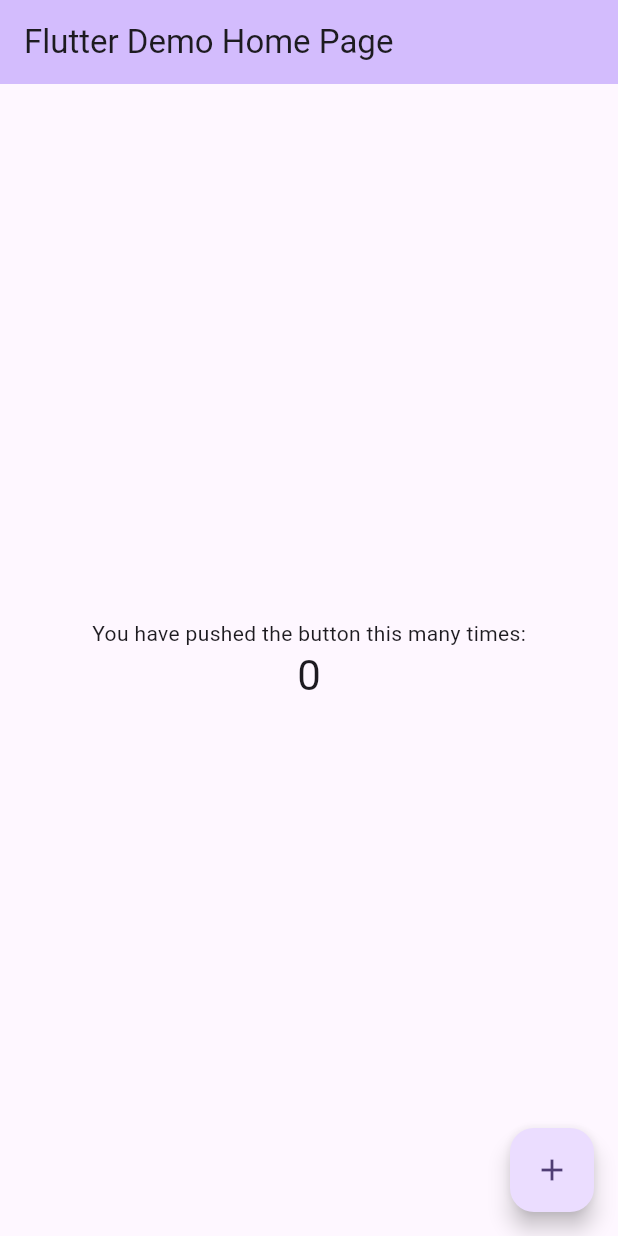
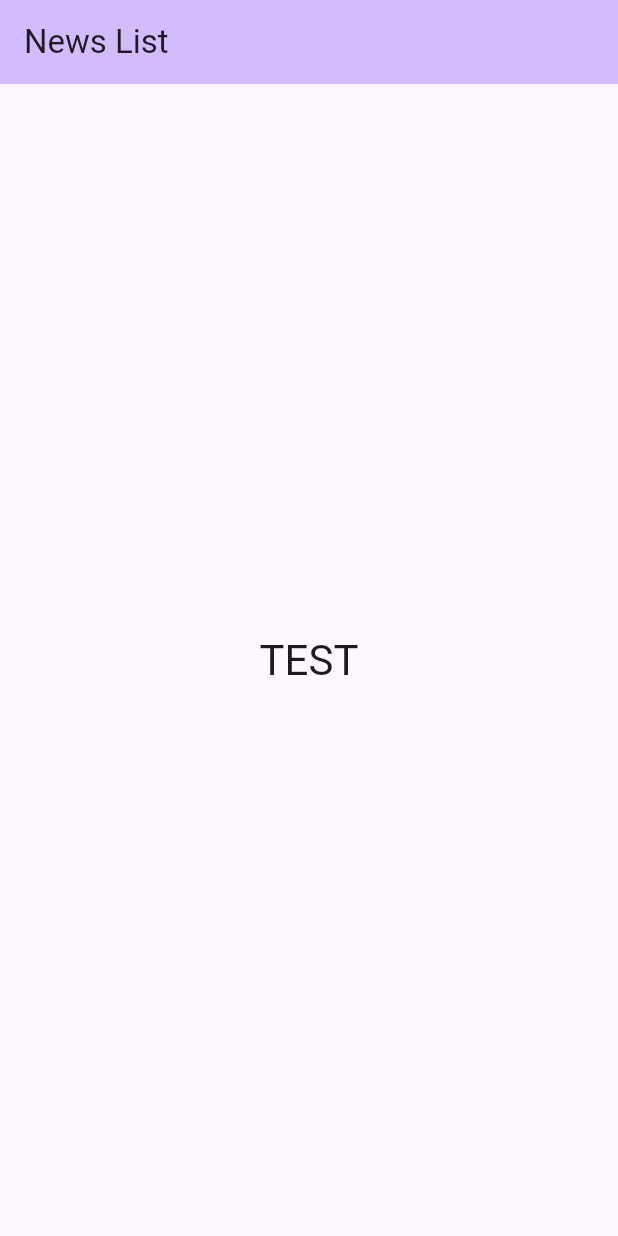
Before and after one commit to ayugohel/NewsApp_Flutter, a Flutter app: the screen it shows after launch, on a phone screen of 412 x 824 dp. Run offline on Flutter 3.47's test engine with Material 3 defaults, Android fonts, the phone set to English and light mode, and no system bars.

Commit message:
codebase setup

```diff
--- /dev/null
+++ b/lib/core/api_service.dart
@@ -0,0 +1,2 @@
+
+// api_service.dart
--- a/lib/main.dart
+++ b/lib/main.dart
@@ -1,4 +1,5 @@
 import 'package:flutter/material.dart';
+import 'package:news_app_flutter/views/news_list_screen.dart';
 
 void main() {
   runApp(const MyApp());
@@ -11,112 +12,11 @@ class MyApp extends StatelessWidget {
   @override
   Widget build(BuildContext context) {
     return MaterialApp(
-      title: 'Flutter Demo',
+      title: 'NewsApp',
       theme: ThemeData(
-        // This is the theme of your application.
-        //
-        // TRY THIS: Try running your application with "flutter run". You'll see
-        // the application has a purple toolbar. Then, without quitting the app,
-        // try changing the seedColor in the colorScheme below to Colors.green
-        // and then invoke "hot reload" (save your changes or press the "hot
-        // reload" button in a Flutter-supported IDE, or press "r" if you used
-        // the command line to start the app).
-        //
-        // Notice that the counter didn't reset back to zero; the application
-        // state is not lost during the reload. To reset the state, use hot
-        // restart instead.
-        //
-        // This works for code too, not just values: Most code changes can be
-        // tested with just a hot reload.
         colorScheme: ColorScheme.fromSeed(seedColor: Colors.deepPurple),
       ),
-      home: const MyHomePage(title: 'Flutter Demo Home Page'),
+      home: const NewsListScreen(title: 'News List'),
     );
   }
 }
-
-class MyHomePage extends StatefulWidget {
-  const MyHomePage({super.key, required this.title});
-
-  // This widget is the home page of your application. It is stateful, meaning
-  // that it has a State object (defined below) that contains fields that affect
-  // how it looks.
-
-  // This class is the configuration for the state. It holds the values (in this
-  // case the title) provided by the parent (in this case the App widget) and
-  // used by the build method of the State. Fields in a Widget subclass are
-  // always marked "final".
-
-  final String title;
-
-  @override
-  State<MyHomePage> createState() => _MyHomePageState();
-}
-
-class _MyHomePageState extends State<MyHomePage> {
-  int _counter = 0;
-
-  void _incrementCounter() {
-    setState(() {
-      // This call to setState tells the Flutter framework that something has
-      // changed in this State, which causes it to rerun the build method below
-      // so that the display can reflect the updated values. If we changed
-      // _counter without calling setState(), then the build method would not be
-      // called again, and so nothing would appear to happen.
-      _counter++;
-    });
-  }
-
-  @override
-  Widget build(BuildContext context) {
-    // This method is rerun every time setState is called, for instance as done
-    // by the _incrementCounter method above.
-    //
-    // The Flutter framework has been optimized to make rerunning build methods
-    // fast, so that you can just rebuild anything that needs updating rather
-    // than having to individually change instances of widgets.
-    return Scaffold(
-      appBar: AppBar(
-        // TRY THIS: Try changing the color here to a specific color (to
-        // Colors.amber, perhaps?) and trigger a hot reload to see the AppBar
-        // change color while the other colors stay the same.
-        backgroundColor: Theme.of(context).colorScheme.inversePrimary,
-        // Here we take the value from the MyHomePage object that was created by
-        // the App.build method, and use it to set our appbar title.
-        title: Text(widget.title),
-      ),
-      body: Center(
-        // Center is a layout widget. It takes a single child and positions it
-        // in the middle of the parent.
-        child: Column(
-          // Column is also a layout widget. It takes a list of children and
-          // arranges them vertically. By default, it sizes itself to fit its
-          // children horizontally, and tries to be as tall as its parent.
-          //
-          // Column has various properties to control how it sizes itself and
-          // how it positions its children. Here we use mainAxisAlignment to
-          // center the children vertically; the main axis here is the vertical
-          // axis because Columns are vertical (the cross axis would be
-          // horizontal).
-          //
-          // TRY THIS: Invoke "debug painting" (choose the "Toggle Debug Paint"
-          // action in the IDE, or press "p" in the console), to see the
-          // wireframe for each widget.
-          mainAxisAlignment: MainAxisAlignment.center,
-          children: <Widget>[
-            const Text('You have pushed the button this many times:'),
-            Text(
-              '$_counter',
-              style: Theme.of(context).textTheme.headlineMedium,
-            ),
-          ],
-        ),
-      ),
-      floatingActionButton: FloatingActionButton(
-        onPressed: _incrementCounter,
-        tooltip: 'Increment',
-        child: const Icon(Icons.add),
-      ), // This trailing comma makes auto-formatting nicer for build methods.
-    );
-  }
-}
--- /dev/null
+++ b/lib/models/news_article.dart
@@ -0,0 +1,6 @@
+
+
+// news_article.dart
+class NewsArticle {
+
+}
--- /dev/null
+++ b/lib/utils/constants.dart
@@ -0,0 +1,6 @@
+
+// constants.dart
+class Constants {
+  static const String apiKey = 'b03faa0715d54409af5127163cbd0609';
+  static const String newsApiUrl = 'https://newsapi.org/v2/top-headlines?country=us';
+}
--- /dev/null
+++ b/lib/utils/date_formatter.dart
@@ -0,0 +1,2 @@
+
+// date_formatter.dart
--- /dev/null
+++ b/lib/views/news_list_screen.dart
@@ -0,0 +1,38 @@
+
+// news_list_screen.dart
+import 'package:flutter/material.dart';
+
+class NewsListScreen extends StatefulWidget {
+  const NewsListScreen({super.key, required this.title});
+
+  final String title;
+
+  @override
+  State<NewsListScreen> createState() => _NewsListScreenState();
+}
+
+class _NewsListScreenState extends State<NewsListScreen> {
+
+  @override
+  Widget build(BuildContext context) {
+
+    return Scaffold(
+      appBar: AppBar(
+        backgroundColor: Theme.of(context).colorScheme.inversePrimary,
+        title: Text(widget.title),
+      ),
+
+      body: Center(
+        child: Column(
+          mainAxisAlignment: MainAxisAlignment.center,
+          children: <Widget>[
+            Text(
+              'TEST',
+              style: Theme.of(context).textTheme.headlineMedium,
+            ),
+          ],
+        ),
+      ),
+    );
+  }
+}
```
Also changed, not shown: lib/viewmodels/news_viewmodel.dart (added), lib/views/news_detail_screen.dart (added), lib/widgets/news_card.dart (added).
